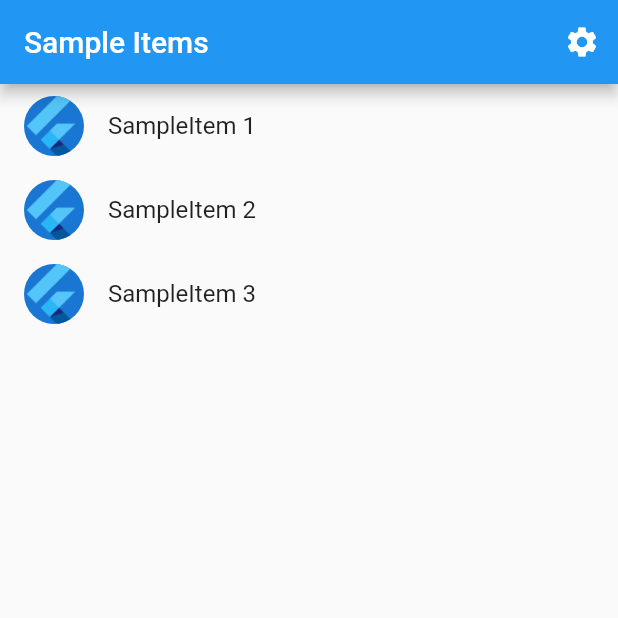
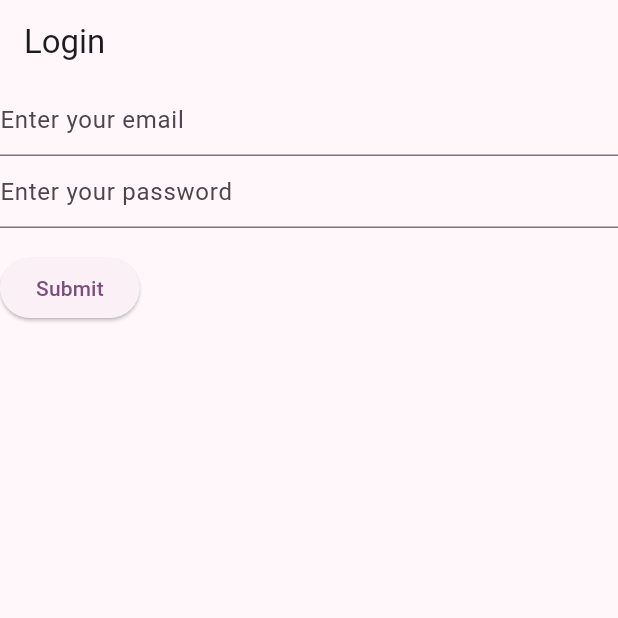
Before and after one commit to Gabrielhidro/flutterzap, a Flutter app: the screen it shows after launch, on a phone screen of 412 x 824 dp, the top half of it. Run offline on Flutter 3.47's test engine with Material 2 defaults, Android fonts, the phone set to English and light mode, and no system bars; our stand-ins replace firebase_core; missing offline and left inert: form_bloc; accounts and stored records are empty; generated files the repository leaves out were written again.

Commit message:
Create login form

```diff
--- a/lib/src/app.dart
+++ b/lib/src/app.dart
@@ -1,4 +1,5 @@
 import 'package:flutter/material.dart';
+import 'package:flutter_app/src/login_feature/login_view.dart';
 import 'package:flutter_gen/gen_l10n/app_localizations.dart';
 import 'package:flutter_localizations/flutter_localizations.dart';
 
@@ -8,7 +9,7 @@ import 'settings/settings_controller.dart';
 import 'settings/settings_view.dart';
 
 /// The Widget that configures your application.
-class MyApp extends StatelessWidget {
+class MyApp extends StatefulWidget {
   const MyApp({
     super.key,
     required this.settingsController,
@@ -17,26 +18,18 @@ class MyApp extends StatelessWidget {
   final SettingsController settingsController;
 
   @override
+  State<MyApp> createState() => _MyAppState();
+}
+
+class _MyAppState extends State<MyApp> {
+  @override
   Widget build(BuildContext context) {
-    // Glue the SettingsController to the MaterialApp.
-    //
-    // The ListenableBuilder Widget listens to the SettingsController for changes.
-    // Whenever the user updates their settings, the MaterialApp is rebuilt.
     return ListenableBuilder(
-      listenable: settingsController,
+      listenable: widget.settingsController,
       builder: (BuildContext context, Widget? child) {
         return MaterialApp(
           debugShowCheckedModeBanner: false,
-
-          // Providing a restorationScopeId allows the Navigator built by the
-          // MaterialApp to restore the navigation stack when a user leaves and
-          // returns to the app after it has been killed while running in the
-          // background.
           restorationScopeId: 'app',
-
-          // Provide the generated AppLocalizations to the MaterialApp. This
-          // allows descendant Widgets to display the correct translations
-          // depending on the user's locale.
           localizationsDelegates: const [
             AppLocalizations.delegate,
             GlobalMaterialLocalizations.delegate,
@@ -46,36 +39,27 @@ class MyApp extends StatelessWidget {
           supportedLocales: const [
             Locale('en', ''), // English, no country code
           ],
-
-          // Use AppLocalizations to configure the correct application title
-          // depending on the user's locale.
-          //
-          // The appTitle is defined in .arb files found in the localization
-          // directory.
           onGenerateTitle: (BuildContext context) =>
               AppLocalizations.of(context)!.appTitle,
 
-          // Define a light and dark color theme. Then, read the user's
-          // preferred ThemeMode (light, dark, or system default) from the
-          // SettingsController to display the correct theme.
-          theme: ThemeData(),
+          theme: ThemeData(
+            useMaterial3: true,
+            colorSchemeSeed: Colors.purple
+          ),
           darkTheme: ThemeData.dark(),
-          themeMode: settingsController.themeMode,
-
-          // Define a function to handle named routes in order to support
-          // Flutter web url navigation and deep linking.
+          themeMode: widget.settingsController.themeMode,
           onGenerateRoute: (RouteSettings routeSettings) {
             return MaterialPageRoute<void>(
               settings: routeSettings,
               builder: (BuildContext context) {
                 switch (routeSettings.name) {
                   case SettingsView.routeName:
-                    return SettingsView(controller: settingsController);
+                    return SettingsView(controller: widget.settingsController);
                   case SampleItemDetailsView.routeName:
                     return const SampleItemDetailsView();
                   case SampleItemListView.routeName:
                   default:
-                    return const SampleItemListView();
+                    return const LoginView();
                 }
               },
             );
--- /dev/null
+++ b/lib/src/login_feature/login_validation.dart
@@ -0,0 +1,31 @@
+import 'package:form_bloc/form_bloc.dart';
+
+class LoginFormBloc extends FormBloc<String, String> {
+  final email = TextFieldBloc<dynamic>(
+    validators: [
+      FieldBlocValidators.required,
+      FieldBlocValidators.email,
+    ],
+  );
+
+  final password = TextFieldBloc<dynamic>(
+    validators: [
+      FieldBlocValidators.required,
+    ],
+  );
+
+  LoginFormBloc() {
+    addFieldBlocs(
+      fieldBlocs: [
+        email,
+        password,
+      ],
+    );
+  }
+
+  @override
+  void onSubmitting() {
+    print(email.value);
+    print(password.value);
+  }
+}
--- /dev/null
+++ b/lib/src/login_feature/login_view.dart
@@ -0,0 +1,67 @@
+import 'package:flutter/material.dart';
+
+/// Displays detailed information about a SampleItem.
+class LoginView extends StatefulWidget {
+  const LoginView({super.key});
+
+  static const routeName = '/login';
+
+  @override
+  State<LoginView> createState() => _LoginViewState();
+}
+
+class _LoginViewState extends State<LoginView> {
+  final GlobalKey<FormState> _formKey = GlobalKey<FormState>();
+  @override
+  Widget build(BuildContext context) {
+    return Scaffold(
+      appBar: AppBar(
+        title: const Text('Login'),
+      ),
+      body: Form(
+          key: _formKey,
+          child: Column(
+            crossAxisAlignment: CrossAxisAlignment.start,
+            children: [
+              TextFormField(
+                decoration: const InputDecoration(
+                  hintText: 'Enter your email',
+                ),
+                validator: (String? value) {
+                  if (value == null || value.isEmpty) {
+                    return 'Please enter your email';
+                  }
+                  return null;
+                },
+              ),
+              TextFormField(
+                decoration: const InputDecoration(
+                  hintText: 'Enter your password',
+                ),
+                validator: (String? value) {
+                  if (value == null || value.isEmpty) {
+                    return 'Please enter your password';
+                  }
+                  return null;
+                },
+              ),
+              Padding(
+                padding: const EdgeInsets.symmetric(vertical: 16.0),
+                child: ElevatedButton(
+                  onPressed: () {
+                    if (_formKey.currentState!.validate()) {
+                      ScaffoldMessenger.of(context).showSnackBar(
+                        const SnackBar(
+                          content: Text('Processing Data'),
+                        ),
+                      );
+                    }
+                  },
+                  child: const Text('Submit'),
+                ),
+              ),
+            ],
+          )),
+    );
+  }
+}
--- a/pubspec.yaml
+++ b/pubspec.yaml
@@ -10,10 +10,14 @@ environment:
   sdk: '>=3.1.5 <4.0.0'
 
 dependencies:
+  firebase_auth: ^4.12.1
+  firebase_core: ^2.21.0
+  firebase_database: ^10.3.3
   flutter:
     sdk: flutter
   flutter_localizations:
     sdk: flutter
+  form_bloc: ^0.31.0
 
 dev_dependencies:
   flutter_test:
```
Also changed, not shown: lib/main.dart (+7 -0 lines), lib/firebase_options.dart (added), pubspec.lock, 8 other files.
